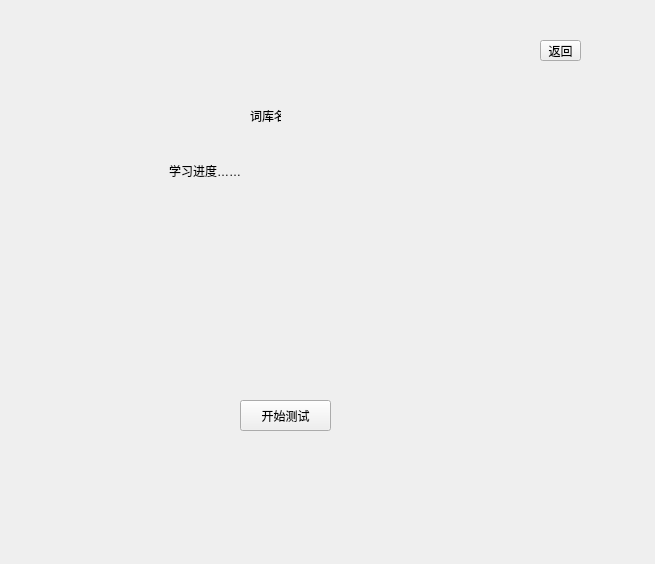
Qt form WordLite/learnwidget.ui (Staaaaaaaaar/WordHub) before a commit.
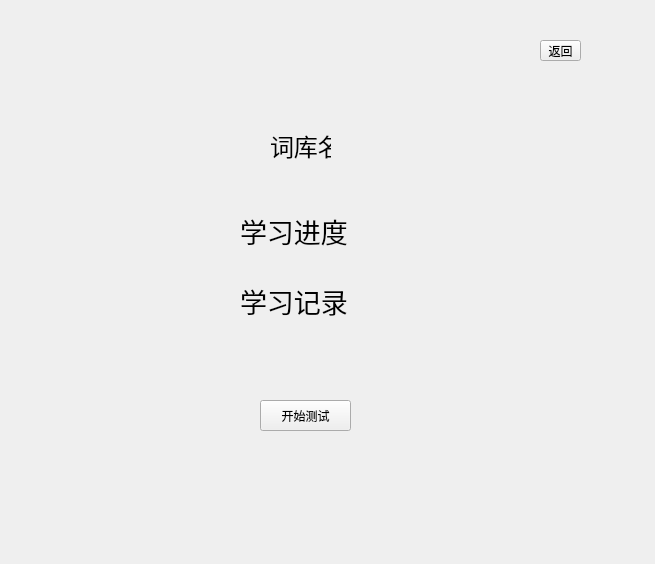
The same form after that commit. The open tabs and pages were chosen to show the change.

```diff
--- a/WordLite/learnwidget.ui
+++ b/WordLite/learnwidget.ui
@@ -83,12 +83,17 @@
     <widget class="QLabel" name="label">
      <property name="geometry">
       <rect>
-       <x>240</x>
-       <y>80</y>
-       <width>31</width>
+       <x>260</x>
+       <y>110</y>
+       <width>61</width>
        <height>31</height>
       </rect>
      </property>
+     <property name="font">
+      <font>
+       <pointsize>18</pointsize>
+      </font>
+     </property>
      <property name="text">
       <string>词库名</string>
      </property>
@@ -109,20 +114,25 @@
     <widget class="QLabel" name="label_2">
      <property name="geometry">
       <rect>
-       <x>159</x>
-       <y>140</y>
-       <width>111</width>
-       <height>21</height>
+       <x>230</x>
+       <y>180</y>
+       <width>141</width>
+       <height>61</height>
       </rect>
      </property>
+     <property name="font">
+      <font>
+       <pointsize>20</pointsize>
+      </font>
+     </property>
      <property name="text">
-      <string>学习进度……</string>
+      <string>学习进度</string>
      </property>
     </widget>
     <widget class="QToolButton" name="testButton">
      <property name="geometry">
       <rect>
-       <x>230</x>
+       <x>250</x>
        <y>380</y>
        <width>91</width>
        <height>31</height>
@@ -132,6 +142,24 @@
       <string>开始测试</string>
      </property>
     </widget>
+    <widget class="QLabel" name="label_4">
+     <property name="geometry">
+      <rect>
+       <x>230</x>
+       <y>250</y>
+       <width>141</width>
+       <height>61</height>
+      </rect>
+     </property>
+     <property name="font">
+      <font>
+       <pointsize>20</pointsize>
+      </font>
+     </property>
+     <property name="text">
+      <string>学习记录</string>
+     </property>
+    </widget>
    </widget>
    <widget class="QWidget" name="testWidget">
     <widget class="QLabel" name="label_3">
```
Left out of the diff: 2 changed lines with no effect on the pictures.
